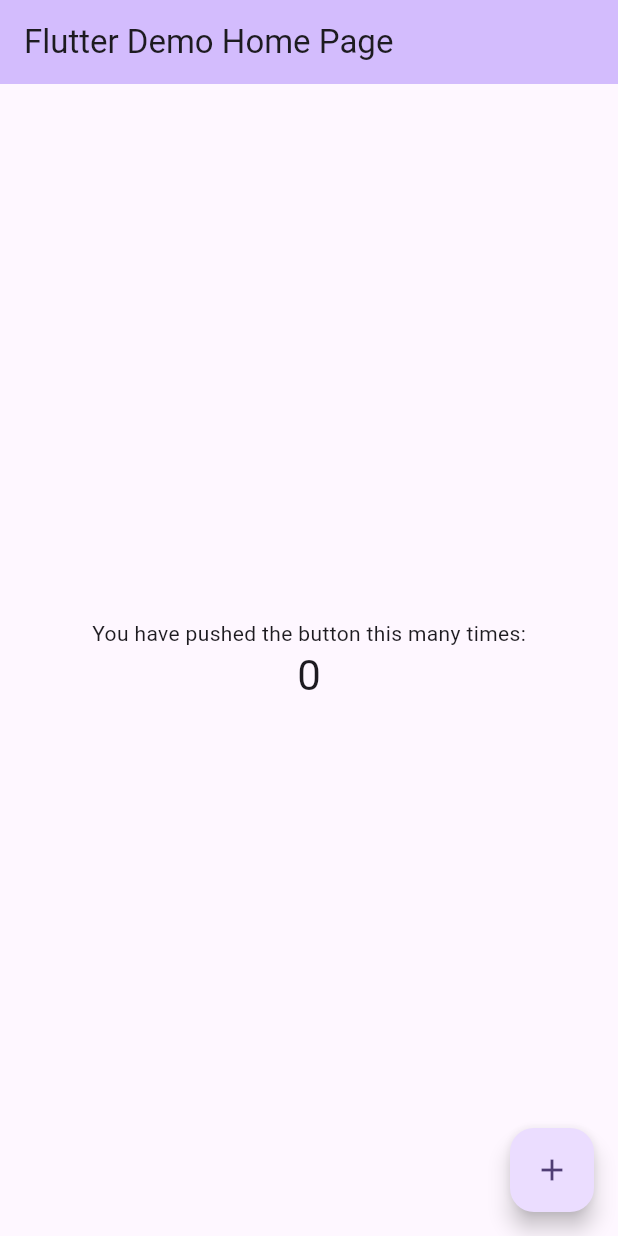
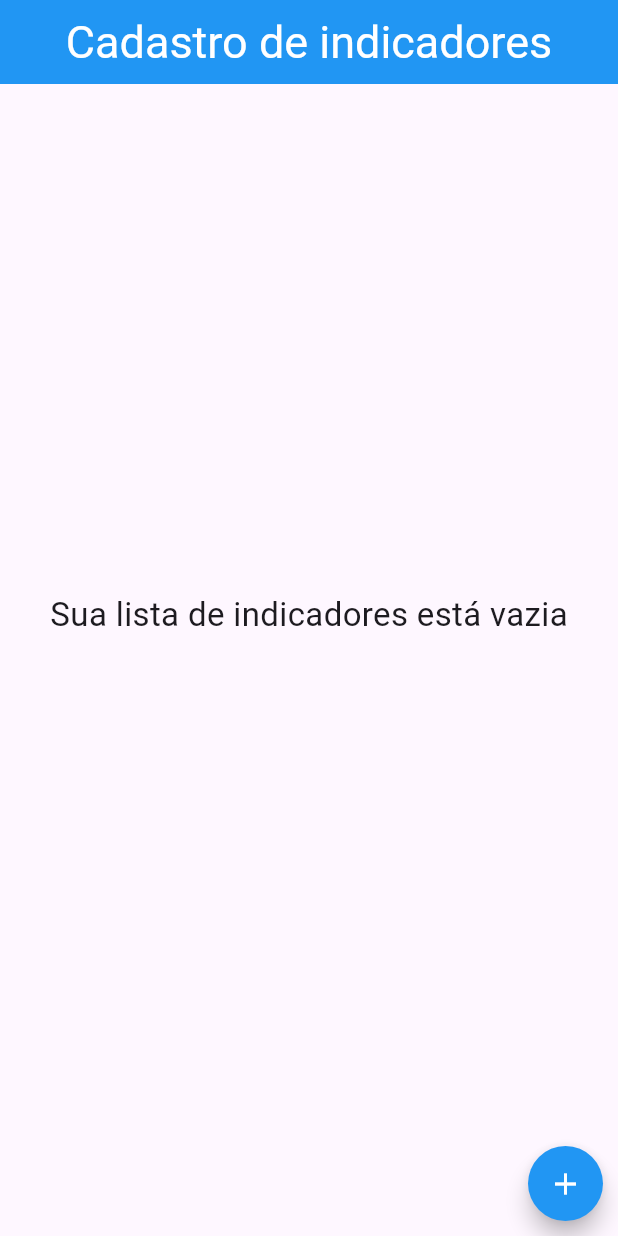
Before and after one commit to Lulispliff/app_grafico_compartilhado, a Flutter app: the screen it shows after launch, on a phone screen of 412 x 824 dp. Run offline on Flutter 3.47's test engine with Material 3 defaults, Android fonts, the phone set to English and light mode, and no system bars; our stand-ins replace isar; accounts and stored records are empty; generated files the repository leaves out were written again.

Commit message:
Tela de indicadores

```diff
--- a/lib/main.dart
+++ b/lib/main.dart
@@ -1,4 +1,5 @@
 import 'package:flutter/material.dart';
+import 'package:app_grafico_compartilhado/screens/indicador_screen.dart';
 
 void main() {
   runApp(const MyApp());
@@ -9,61 +10,9 @@ class MyApp extends StatelessWidget {
 
   @override
   Widget build(BuildContext context) {
-    return MaterialApp(
-      title: 'Flutter Demo',
-      theme: ThemeData(
-        colorScheme: ColorScheme.fromSeed(seedColor: Colors.deepPurple),
-        useMaterial3: true,
-      ),
-      home: const MyHomePage(title: 'Flutter Demo Home Page'),
+    return const MaterialApp(
+      debugShowCheckedModeBanner: false,
+      home: IndicadorScreen(),
     );
   }
 }
-
-class MyHomePage extends StatefulWidget {
-  const MyHomePage({super.key, required this.title});
-
-  final String title;
-
-  @override
-  State<MyHomePage> createState() => _MyHomePageState();
-}
-
-class _MyHomePageState extends State<MyHomePage> {
-  int _counter = 0;
-
-  void _incrementCounter() {
-    setState(() {
-      _counter++;
-    });
-  }
-
-  @override
-  Widget build(BuildContext context) {
-    return Scaffold(
-      appBar: AppBar(
-        backgroundColor: Theme.of(context).colorScheme.inversePrimary,
-        title: Text(widget.title),
-      ),
-      body: Center(
-        child: Column(
-          mainAxisAlignment: MainAxisAlignment.center,
-          children: <Widget>[
-            const Text(
-              'You have pushed the button this many times:',
-            ),
-            Text(
-              '$_counter',
-              style: Theme.of(context).textTheme.headlineMedium,
-            ),
-          ],
-        ),
-      ),
-      floatingActionButton: FloatingActionButton(
-        onPressed: _incrementCounter,
-        tooltip: 'Increment',
-        child: const Icon(Icons.add),
-      ),
-    );
-  }
-}
--- a/lib/models/indicador.dart
+++ b/lib/models/indicador.dart
@@ -0,0 +1,5 @@
+class Indicador {
+  String nome;
+
+  Indicador({required this.nome});
+}
--- /dev/null
+++ b/lib/screens/indicador_screen.dart
@@ -0,0 +1,66 @@
+import 'package:flutter/material.dart';
+import 'package:app_grafico_compartilhado/models/indicador.dart';
+
+class IndicadorScreen extends StatefulWidget {
+  const IndicadorScreen({super.key});
+
+  @override
+  IndicadorScreenState createState() => IndicadorScreenState();
+}
+
+class IndicadorScreenState extends State<IndicadorScreen> {
+  List<Indicador> indicadores = [];
+  //
+  @override
+  Widget build(BuildContext context) {
+    return Scaffold(
+      appBar: AppBar(
+        backgroundColor: Colors.blue,
+        centerTitle: true,
+        title: const Text("Cadastro de indicadores"),
+        titleTextStyle: const TextStyle(color: Colors.white, fontSize: 30),
+      ),
+      body: Column(
+        children: [
+          Expanded(
+              child: indicadores.isEmpty
+                  ? const Center(
+                      child: Text(
+                        "Sua lista de indicadores está vazia",
+                        style: TextStyle(fontSize: 22),
+                      ),
+                    )
+                  : listaIndicadores()),
+          addIndicadorButton(context)
+        ],
+      ),
+    );
+  }
+
+  Widget listaIndicadores() {
+    return ListView.builder(itemBuilder: (context, index) {
+      return null;
+    });
+  }
+
+  Widget addIndicadorButton(BuildContext context) {
+    return Row(
+      mainAxisAlignment: MainAxisAlignment.end,
+      children: [
+        Padding(
+          padding: const EdgeInsets.only(bottom: 10, right: 10),
+          child: SizedBox(
+            width: 50,
+            height: 50,
+            child: FloatingActionButton(
+                // ignore: sort_child_properties_last
+                child: const Icon(Icons.add, color: Colors.white),
+                backgroundColor: Colors.blue,
+                shape: const CircleBorder(),
+                onPressed: () {}),
+          ),
+        )
+      ],
+    );
+  }
+}
```
